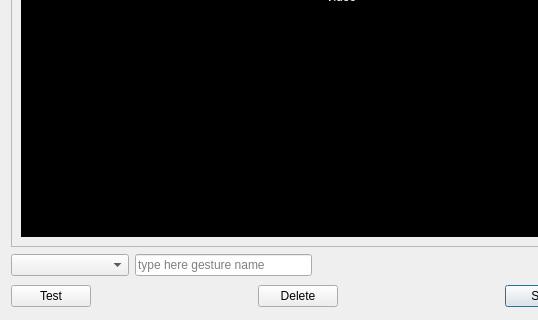
Qt form src/MotionGestureDialog.ui (uiii/GeconPC) before a commit; both pictures show x 0 to 538 and y 264 to 584 of the 682 by 584 pixel window.
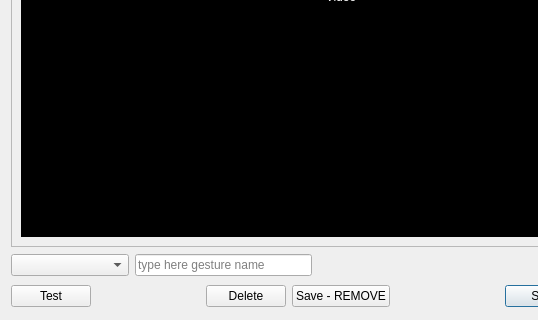
The same form after that commit. Custom widgets are drawn as their Qt base class.

```diff
--- a/src/MotionGestureDialog.ui
+++ b/src/MotionGestureDialog.ui
@@ -319,6 +319,13 @@
         </property>
        </widget>
       </item>
+      <item>
+       <widget class="QPushButton" name="saveButton">
+        <property name="text">
+         <string>Save - REMOVE</string>
+        </property>
+       </widget>
+      </item>
       <item>
        <spacer name="horizontalSpacer_3">
         <property name="orientation">
```
